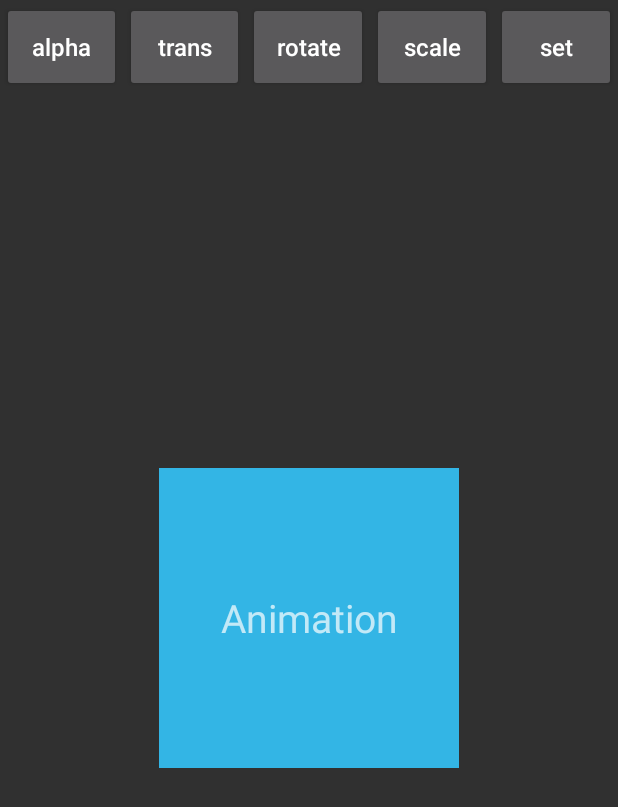
After one commit to sanders-josh/JSanders22Ex, an Android app: the AnimationActivity screen opened directly, with no data from a screen before it, on a phone screen of 412 x 824 dp. The commit adds this screen. Shown: the top 807 px of the screen. Run offline under Robolectric (Android 15) with nearby library versions, the phone set to English and light mode, and no system bars; our stand-ins replace ButterKnife.

Commit message:
animation activity

```diff
--- a/app/src/main/AndroidManifest.xml
+++ b/app/src/main/AndroidManifest.xml
@@ -41,7 +41,8 @@
         <activity android:name=".activity.CheckBoxActivity" />
         <activity android:name=".activity.DialogActivity" />
         <activity android:name=".activity.Quiz2Activity" />
-        <activity android:name=".activity.HandlerActivity"></activity>
+        <activity android:name=".activity.HandlerActivity" />
+        <activity android:name=".activity.AnimationActivity"></activity>
     </application>
 
 </manifest>
--- /dev/null
+++ b/app/src/main/java/com/example/jsand/jsanders22ex/activity/AnimationActivity.java
@@ -0,0 +1,83 @@
+package com.example.jsand.jsanders22ex.activity;
+
+import android.os.Bundle;
+import android.view.View;
+import android.view.animation.Animation;
+import android.view.animation.AnimationUtils;
+import android.widget.TextView;
+
+import com.example.jsand.jsanders22ex.R;
+
+import butterknife.BindView;
+import butterknife.ButterKnife;
+import butterknife.OnClick;
+
+public class AnimationActivity extends BaseActivity
+{
+    private Animation transAnimation;
+    private Animation alphaAnimation;
+    private Animation rotateAnimation;
+    private Animation scaleAnimation;
+    private Animation setAnimation;
+
+
+    @BindView(R.id.activity_animation_textview)
+    TextView textView;
+
+    @OnClick(R.id.activity_animation_textview)
+    public void textClick(View view)
+    {
+        toastShort("AnimationTest");
+    }
+
+    @OnClick(R.id.activity_animation_trans)
+    public void trans(View view)
+    {
+        textView.startAnimation(transAnimation);
+    }
+
+    @OnClick(R.id.activity_animation_alpha)
+    public void alpha(View view)
+    {
+        textView.startAnimation(alphaAnimation);
+    }
+
+    @OnClick(R.id.activity_animation_rotate)
+    public void rotate(View view)
+    {
+        textView.startAnimation(rotateAnimation);
+    }
+
+    @OnClick(R.id.activity_animation_scale)
+    public void scale(View view)
+    {
+        textView.startAnimation(scaleAnimation);
+    }
+
+    @OnClick(R.id.activity_animation_set)
+    public void set(View view)
+    {
+        textView.startAnimation(setAnimation);
+    }
+
+
+
+    @Override
+    protected void onCreate(Bundle savedInstanceState)
+    {
+        super.onCreate(savedInstanceState);
+        setContentView(R.layout.activity_animation);
+        ButterKnife.bind(this);
+        initAnimation();
+    }
+
+    private void initAnimation()
+    {
+        transAnimation = AnimationUtils.loadAnimation(this,R.anim.anim_trans);
+        alphaAnimation = AnimationUtils.loadAnimation(this,R.anim.anim_alpha);
+        rotateAnimation = AnimationUtils.loadAnimation(this,R.anim.anim_rotate);
+        scaleAnimation = AnimationUtils.loadAnimation(this,R.anim.anim_scale);
+        setAnimation = AnimationUtils.loadAnimation(this,R.anim.anim_set);
+
+    }
+}
--- a/app/src/main/java/com/example/jsand/jsanders22ex/fragment/DemoFragment.java
+++ b/app/src/main/java/com/example/jsand/jsanders22ex/fragment/DemoFragment.java
@@ -3,11 +3,13 @@ package com.example.jsand.jsanders22ex.fragment;
 
 import android.content.Intent;
 import android.os.Bundle;
+import android.os.Handler;
 import android.support.v4.app.Fragment;
 import android.util.Log;
 import android.view.LayoutInflater;
 import android.view.View;
 import android.view.ViewGroup;
+import android.view.animation.Animation;
 import android.widget.AdapterView;
 import android.widget.ListView;
 
@@ -15,6 +17,7 @@ import com.example.jsand.jsanders22ex.MainActivity;
 import com.example.jsand.jsanders22ex.R;
 import com.example.jsand.jsanders22ex.activity.AdvancedListViewActivity;
 import com.example.jsand.jsanders22ex.activity.AdvancedViewPagerActivity;
+import com.example.jsand.jsanders22ex.activity.AnimationActivity;
 import com.example.jsand.jsanders22ex.activity.CheckBoxActivity;
 import com.example.jsand.jsanders22ex.activity.DialogActivity;
 import com.example.jsand.jsanders22ex.activity.HandlerActivity;
@@ -56,6 +59,7 @@ public class DemoFragment extends Fragment {
         list.add("CheckBox");
         list.add("Dialogs");
         list.add("Handler");
+        list.add("Animation");
     }
 
     public static DemoFragment newInstance(String param1, String param2)
@@ -174,6 +178,11 @@ public class DemoFragment extends Fragment {
 //                        ((MainActivity)getActivity()).startActivity(HandlerActivity.class);
                         intent.setClass(getActivity(), HandlerActivity.class);
                         startActivity(intent);
+                        break;
+                    case 12:
+                        intent.setClass(getActivity(), AnimationActivity.class);
+                        startActivity(intent);
+                        break;
                     default:
                 }
             }
--- /dev/null
+++ b/app/src/main/res/anim/anim_alpha.xml
@@ -0,0 +1,30 @@
+<?xml version="1.0" encoding="utf-8"?>
+<alpha xmlns:android="http://schemas.android.com/apk/res/android"
+    android:fromAlpha="1.0"
+    android:toAlpha="0.0"
+    android:duration="8000"
+    android:fillBefore="false"
+    android:fillAfter="true"
+    android:interpolator="@android:anim/overshoot_interpolator">
+</alpha>
+    <!--  alpha animation
+            float：
+                fromAlpha:  start
+                toAlpha:   end
+                0.0 full transparent
+                1.0  non-transparent
+                duration: duration time(long)
+                scale: millisecond
+                fillAfter="true": stay at the last frame
+                fillBefore="true" stay at the first frame
+        Interpolator:
+            AccelerateDecelerateInterpolator   the rate of change starts and ends slowly but accelerates through the middle
+            AccelerateInterpolator             the rate of change starts out slowly and and then accelerates
+            AnticipateInterpolator             the change starts backward then flings forward
+            AnticipateOvershootInterpolator    the change starts backward then flings forward and overshoots the target value and finally goes back to the final value.
+            BounceInterpolator                 the change bounces at the end
+            CycleInterpolator                  Repeats the animation for a specified number of cycles. The rate of change follows a sinusoidal pattern.
+            DecelerateInterpolator             the rate of change starts out quickly and and then decelerates
+            LinearInterpolator                 the rate of change is constant
+            OvershootInterpolator              the change flings forward and overshoots the last value then comes back
+    -->
--- /dev/null
+++ b/app/src/main/res/anim/anim_rotate.xml
@@ -0,0 +1,10 @@
+<?xml version="1.0" encoding="utf-8"?>
+<rotate xmlns:android="http://schemas.android.com/apk/res/android"
+    android:fromDegrees="0"
+    android:toDegrees="650"
+    android:pivotX="50%"
+    android:pivotY="50%"
+    android:duration="3000"
+    android:fillBefore="true">
+
+</rotate>
--- /dev/null
+++ b/app/src/main/res/anim/anim_scale.xml
@@ -0,0 +1,12 @@
+<?xml version="1.0" encoding="utf-8"?>
+<scale xmlns:android="http://schemas.android.com/apk/res/android"
+    android:fromXScale="1"
+    android:toXScale="0"
+    android:fromYScale="1"
+    android:toYScale="0"
+    android:pivotX="50%"
+    android:pivotY="50%"
+    android:duration="5000"
+    android:fillBefore="true"
+    android:repeatCount="2"
+    android:repeatMode="reverse" />
--- /dev/null
+++ b/app/src/main/res/anim/anim_set.xml
@@ -0,0 +1,24 @@
+<?xml version="1.0" encoding="utf-8"?>
+<set xmlns:android="http://schemas.android.com/apk/res/android"
+    android:duration="3000"
+    android:fillAfter="true">
+
+    <alpha
+        android:fromAlpha="0.0"
+        android:toAlpha="1.0"/>
+
+    <scale
+        android:fromXScale="0.0"
+        android:toXScale="1.4"
+        android:fromYScale="0.0"
+        android:toYScale="1.4"
+        android:pivotX="50%"
+        android:pivotY="50%"/>
+
+    <rotate
+        android:fromDegrees="0"
+        android:toDegrees="720"
+        android:pivotX="50%"
+        android:pivotY="50%"/>
+
+</set>
--- /dev/null
+++ b/app/src/main/res/anim/anim_trans.xml
@@ -0,0 +1,10 @@
+<?xml version="1.0" encoding="utf-8"?>
+<translate xmlns:android="http://schemas.android.com/apk/res/android"
+    android:fromXDelta="0"
+    android:toXDelta="200"
+    android:fromYDelta="0"
+    android:toYDelta="200"
+    android:duration="2000"
+    android:fillAfter="true"
+    android:interpolator="@android:anim/overshoot_interpolator">
+</translate>
--- /dev/null
+++ b/app/src/main/res/layout/activity_animation.xml
@@ -0,0 +1,74 @@
+<?xml version="1.0" encoding="utf-8"?>
+<RelativeLayout xmlns:android="http://schemas.android.com/apk/res/android"
+    xmlns:app="http://schemas.android.com/apk/res-auto"
+    xmlns:tools="http://schemas.android.com/tools"
+    android:layout_width="match_parent"
+    android:layout_height="match_parent"
+    tools:context=".activity.AnimationActivity">
+
+    <LinearLayout
+        android:layout_width="match_parent"
+        android:layout_height="wrap_content">
+
+        <Button
+            android:id="@+id/activity_animation_alpha"
+            android:layout_width="0dp"
+            android:layout_height="60dp"
+            android:layout_weight="1"
+            android:layout_margin="1dp"
+            android:textSize="16sp"
+            android:text="alpha"
+            android:textAllCaps="false"/>
+
+        <Button
+            android:id="@+id/activity_animation_trans"
+            android:layout_width="0dp"
+            android:layout_height="60dp"
+            android:layout_weight="1"
+            android:layout_margin="1dp"
+            android:textSize="16sp"
+            android:text="trans"
+            android:textAllCaps="false"/>
+
+        <Button
+            android:id="@+id/activity_animation_rotate"
+            android:layout_width="0dp"
+            android:layout_height="60dp"
+            android:layout_weight="1"
+            android:layout_margin="1dp"
+            android:textSize="16sp"
+            android:text="rotate"
+            android:textAllCaps="false"/>
+
+        <Button
+            android:id="@+id/activity_animation_scale"
+            android:layout_width="0dp"
+            android:layout_height="60dp"
+            android:layout_weight="1"
+            android:layout_margin="1dp"
+            android:textSize="16sp"
+            android:text="scale"
+            android:textAllCaps="false"/>
+
+        <Button
+            android:id="@+id/activity_animation_set"
+            android:layout_width="0dp"
+            android:layout_height="60dp"
+            android:layout_weight="1"
+            android:layout_margin="1dp"
+            android:textSize="16sp"
+            android:text="set"
+            android:textAllCaps="false"/>
+    </LinearLayout>
+
+    <TextView
+        android:id="@+id/activity_animation_textview"
+        android:layout_width="200dp"
+        android:layout_height="200dp"
+        android:textSize="26sp"
+        android:layout_centerInParent="true"
+        android:text="Animation"
+        android:gravity="center"
+        android:background="@android:color/holo_blue_light"/>
+
+</RelativeLayout>
```
